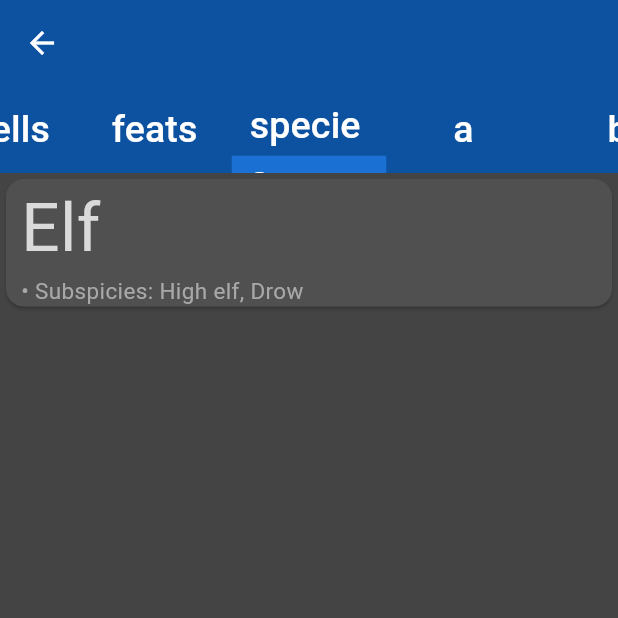
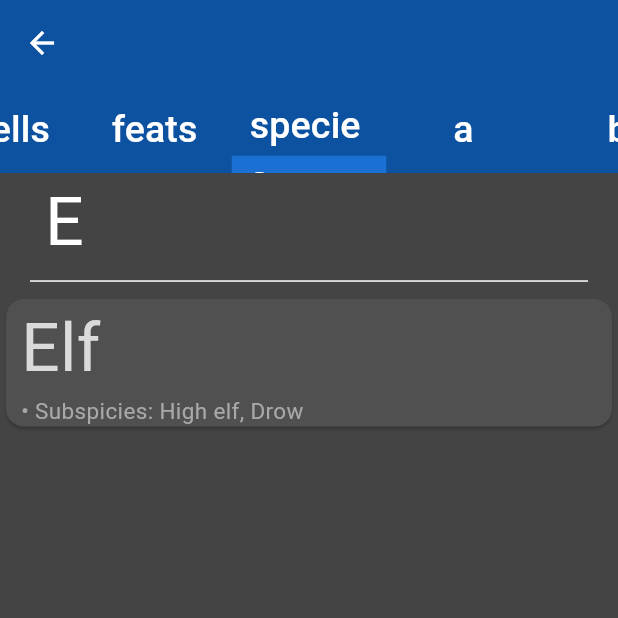
Before and after one commit to dominikk-lovric/DnD-app, a Flutter app: the WikiPage screen opened directly, swiped to page 4, on a phone screen of 412 x 824 dp, the top half of it. Run offline on Flutter 3.47's test engine with Material 3 defaults, Android fonts, the phone set to English and light mode, and no system bars; our stand-ins replace shared_preferences; accounts and stored records are empty.

Commit message:
Commit #14: 	Add map service 	Fix sorting in wiki page 	Add table for spellcasting

```diff
--- a/assets/json/classes/barbarian.json
+++ b/assets/json/classes/barbarian.json
@@ -7,9 +7,9 @@
 	},
 	"hitDie": "d12",
 	"savingThrows": ["Str", "Con"],
-	"casterLevel":  0,
-	"spellcastingAbility": "Int",
 	"spells": {
+		"casterLevel":  0,
+		"spellcastingAbility": "Int"
 	},
 	"attacksPerLevel": [1, 1, 1, 1, 2, 2, 2, 2, 2, 2, 2, 2, 2, 2, 2, 2, 2, 2, 2, 2],
 	"proficiencies": [
--- a/assets/json/classes/bard.json
+++ b/assets/json/classes/bard.json
@@ -7,9 +7,9 @@
 	},
 	"hitDie": "d8",
 	"savingThrows": ["Dex", "Cha"],
-	"casterLevel":  0,
-	"spellcastingAbility": "Cha",
 	"spells": {
+		"casterLevel":  1,
+		"spellcastingAbility": "Cha",
 		"Cantrips": [2, 2, 2, 3, 3, 3, 3, 3, 3, 4, 4, 4, 4, 4, 4, 4, 4, 4, 4, 4],
 		"Prepared Spells": [4, 5, 6, 7, 9, 10, 11, 12, 14, 15, 16, 16, 17, 17, 18, 18, 19, 20, 21, 22],
 		"1st": [2, 3, 4, 4, 4, 4, 4, 4, 4, 4, 4, 4, 4, 4, 4, 4, 4, 4, 4, 4],
--- a/assets/json/classes/cleric.json
+++ b/assets/json/classes/cleric.json
@@ -7,9 +7,10 @@
 	},
 	"hitDie": "d8",
 	"savingThrows": ["Wis", "Cha"],
-	"casterLevel":  0,
-	"spellcastingAbility": "Wis",
+
 	"spells": {
+		"casterLevel":  1,
+		"spellcastingAbility": "Wis",
 		"Cantrips": [3, 3, 3, 4, 4, 4, 4, 4, 4, 5, 5, 5, 5, 5, 5, 5, 5, 5, 5, 5],
 		"Prepared Spells": [4, 5, 6, 7, 9, 10, 11, 12, 14, 15, 16, 16, 17, 17, 18, 18, 19, 20, 21, 22],
 		"1st": [2, 3, 4, 4, 4, 4, 4, 4, 4, 4, 4, 4, 4, 4, 4, 4, 4, 4, 4, 4],
--- a/assets/json/classes/druid.json
+++ b/assets/json/classes/druid.json
@@ -7,9 +7,9 @@
 	},
 	"hitDie": "d8",
 	"savingThrows": ["Int", "Wis"],
-	"casterLevel":  0,
-	"spellcastingAbility": "Wis",
 	"spells": {
+		"casterLevel":  1,
+		"spellcastingAbility": "Wis",
 		"Cantrips": [2, 2, 2, 3, 3, 3, 3, 3, 3, 4, 4, 4, 4, 4, 4, 4, 4, 4, 4, 4],
 		"Prepared Spells": [4, 5, 6, 7, 9, 10, 11, 12, 14, 15, 16, 16, 17, 17, 18, 18, 19, 20, 21, 22],
 		"1st": [2, 3, 4, 4, 4, 4, 4, 4, 4, 4, 4, 4, 4, 4, 4, 4, 4, 4, 4, 4],
--- a/assets/json/classes/fighter.json
+++ b/assets/json/classes/fighter.json
@@ -7,9 +7,9 @@
 	},
 	"hitDie": "d10",
 	"savingThrows": ["Str", "Con"],
-	"casterLevel":  0,
-	"spellcastingAbility": "Int",
 	"spells": {
+		"casterLevel":  0,
+		"spellcastingAbility": "Int"
 	},
 	"attacksPerLevel": [1, 1, 1, 1, 2, 2, 2, 2, 2, 2, 3, 3, 3, 3, 3, 3, 3, 3, 3, 4],
 	"proficiencies": [
--- a/assets/json/classes/monk.json
+++ b/assets/json/classes/monk.json
@@ -7,9 +7,9 @@
 	},
 	"hitDie": "d8",
 	"savingThrows": ["Str", "Dex"],
-	"casterLevel":  0,
-	"spellcastingAbility": "Int",
 	"spells": {
+		"casterLevel":  0,
+		"spellcastingAbility": "Int"
 	},
 	"attacksPerLevel": [1, 1, 1, 1, 2, 2, 2, 2, 2, 2, 2, 2, 2, 2, 2, 2, 2, 2, 2, 2],
 	"proficiencies": [
--- a/assets/json/classes/paladin.json
+++ b/assets/json/classes/paladin.json
@@ -7,9 +7,9 @@
 	},
 	"hitDie": "d10",
 	"savingThrows": ["Wis", "Cha"],
-	"casterLevel":  0,
-	"spellcastingAbility": "Cha",
 	"spells": {
+		"casterLevel":  0.5,
+		"spellcastingAbility": "Cha",
 		"Prepared Spells": [2, 3, 4, 5, 6, 6, 7, 7, 9, 9, 10, 10, 11, 11, 12, 12, 14, 14, 15, 15],
 		"1st": [2, 2, 3, 3, 4, 4, 4, 4, 4, 4, 4, 4, 4, 4, 4, 4, 4, 4, 4, 4],
 		"2nd": [0, 0, 0, 0, 2, 2, 3, 3, 3, 3, 3, 3, 3, 3, 3, 3, 3, 3, 3, 3],
--- a/assets/json/classes/ranger.json
+++ b/assets/json/classes/ranger.json
@@ -7,9 +7,9 @@
 	},
 	"hitDie": "d10",
 	"savingThrows": ["Str", "Dex"],
-	"casterLevel":  0,
-	"spellcastingAbility": "Wis",
 	"spells": {
+		"casterLevel":  0.5,
+		"spellcastingAbility": "Wis",
 		"Prepared Spells": [2, 3, 4, 5, 6, 6, 7, 7, 9, 9, 10, 10, 11, 11, 12, 12, 14, 14, 15, 15],
 		"1st": [2, 2, 3, 3, 4, 4, 4, 4, 4, 4, 4, 4, 4, 4, 4, 4, 4, 4, 4, 4],
 		"2nd": [0, 0, 0, 0, 2, 2, 3, 3, 3, 3, 3, 3, 3, 3, 3, 3, 3, 3, 3, 3],
--- a/assets/json/classes/rogue.json
+++ b/assets/json/classes/rogue.json
@@ -7,9 +7,9 @@
 	},
 	"hitDie": "d8",
 	"savingThrows": ["Dex", "Int"],
-	"casterLevel":  0,
-	"spellcastingAbility": "Int",
 	"spells": {
+		"casterLevel":  0,
+		"spellcastingAbility": "Int"
 	},
 	"attacksPerLevel": [1, 1, 1, 1, 1, 1, 1, 1, 1, 1, 1, 1, 1, 1, 1, 1, 1, 1, 1, 1],
 	"proficiencies": [
--- a/assets/json/classes/warlock.json
+++ b/assets/json/classes/warlock.json
@@ -7,9 +7,9 @@
 	},
 	"hitDie": "d8",
 	"savingThrows": ["Wis", "Cha"],
-	"casterLevel":  0,
-	"spellcastingAbility": "Int",
 	"spells": {
+		"casterLevel":  1,
+		"spellcastingAbility": "Cha",
 		"Cantrips": [2, 3, 4, 5, 6, 7, 8, 9, 10, 10, 11, 11, 12, 12, 13, 13, 14, 14, 15, 15],
 		"Prepared Spells": [1, 2, 2, 2, 2, 2, 2, 2, 2, 2, 3, 3, 3, 3, 3, 3, 4, 4, 4, 4],
 		"Spell Slots": [1, 1, 2, 2, 3, 3, 4, 4, 5, 5, 5, 5, 5, 5, 5, 5, 5, 5, 5, 5]
--- a/assets/json/classes/wizard.json
+++ b/assets/json/classes/wizard.json
@@ -7,9 +7,9 @@
 	},
 	"hitDie": "d6",
 	"savingThrows": ["Int", "Wis"],
-	"casterLevel":  0,
-	"spellcastingAbility": "Int",
 	"spells": {
+		"casterLevel":  1,
+		"spellcastingAbility": "Int",
 		"Cantrips": [3, 3, 3, 4, 4, 4, 4, 4, 4, 5, 5, 5, 5, 5, 5, 5, 5, 5, 5, 5],
 		"Prepared Spells": [4, 5, 6, 7, 9, 10, 11, 12, 14, 15, 16, 16, 17, 18, 19, 21, 22, 23, 24, 25],
 		"1st": [2, 3, 4, 4, 4, 4, 4, 4, 4, 4, 4, 4, 4, 4, 4, 4, 4, 4, 4, 4],
--- a/lib/main.dart
+++ b/lib/main.dart
@@ -50,6 +50,7 @@ class _MyApp extends State<MyApp>{
       await SettingsService.setSetting("featureDisplayStyle", "popUp");
       await SettingsService.setSetting("archetypeDisplayStyle", "sheet");
       await SettingsService.setSetting("sectionDescriptionType", "expand");
+      await SettingsService.setSetting("sort", "alphabetical");
       await SettingsService.setSetting("headerHeight",height * 0.14);
       await SettingsService.setSetting("listItemHeight",height * 0.10);
 
--- a/lib/screens/home_page.dart
+++ b/lib/screens/home_page.dart
@@ -43,7 +43,7 @@ class HomePage extends StatelessWidget {
                     foregroundColor: ColorService.getColor(4),
                     backgroundColor: ColorService.getColor(0),
                   ),
-                  onPressed: (){Navigator.push(context,MaterialPageRoute<void>(builder: (context) =>  WikiPage(4),),);},
+                  onPressed: (){Navigator.push(context,MaterialPageRoute<void>(builder: (context) =>  WikiPage(4,"name"),),);},
                   child: Text('Wiki',style: TextStyleService.getTextStyle(2, 4)),),
               ],
             )
--- a/lib/screens/item_page.dart
+++ b/lib/screens/item_page.dart
@@ -35,7 +35,6 @@ import 'package:dnd_app/widgets/class_info_widget.dart';
 
     Future<void> loadOptions(String path) async {
       items=await JsonService.loadFromPath(path);
-      print(items);
       setState(() {
         type=items["catId"];
         name=items["name"];
--- a/lib/screens/wiki_page.dart
+++ b/lib/screens/wiki_page.dart
@@ -1,4 +1,6 @@
-  import 'package:flutter/material.dart';
+  import 'package:dnd_app/services/map_service.dart';
+import 'package:dnd_app/services/text_style_service.dart';
+import 'package:flutter/material.dart';
 
   import 'package:dnd_app/services/json_service.dart';
   import 'package:dnd_app/services/settings_service.dart';
@@ -7,10 +9,12 @@
   import 'package:dnd_app/widgets/item_widget.dart';
   import 'package:dnd_app/widgets/category_selector_widget.dart';
 
+
   class WikiPage extends StatefulWidget{
-    const WikiPage(this.categoryNum, {super.key});
+    const WikiPage(this.categoryNum, this.sortKey,{super.key});
 
     final int categoryNum;
+    final String sortKey;
 
     @override
     State<WikiPage> createState() => _WikiState();
@@ -35,7 +39,7 @@
     @override
     void initState() {
       super.initState();
-      loadOptions(categories[0]);
+      loadOptions(categories[0], widget.sortKey);
     }
 
     @override
@@ -44,17 +48,14 @@
       super.dispose();
     }
 
-    Future<void> loadOptions(String file) async {
+    Future<void> loadOptions(String file, String sortKey) async {
       final json = JsonService(file);
       Map<String, dynamic> items = await json.loadData();
 
       final keys = items.keys.toList()..sort();
 
-      Map<String, dynamic> sorted={};
 
-      for (final key in keys) {
-      sorted[key] = items[key];
-      }
+      Map<String, dynamic> sorted=MapService.sortMap("sort",items, sortKey);
 
       setState(() {
         data=sorted;
@@ -108,7 +109,7 @@
               itemCount: categories.length,
 
               onPageChanged: (index) {
-                loadOptions(categories[index]);
+                loadOptions(categories[index], widget.sortKey);
                 categoryKey.currentState?.focusCategory(categories[index]);
               },
 
@@ -127,10 +128,40 @@
                 return ListView.builder(
                   itemCount: items.length,
                   itemBuilder: (context, itemIndex) {
-                    return ItemWidget(
-                      items[itemIndex],
-                      data[items[itemIndex]],
-                      category,
+                    String name=data[items[itemIndex]][widget.sortKey];
+                    final firstLetter= name[0].toUpperCase();
+
+                    final showSeparator = itemIndex==0||firstLetter!=data[items[itemIndex-1]][widget.sortKey][0].toUpperCase();
+
+                    return Column(
+                      mainAxisSize: MainAxisSize.min,
+                      crossAxisAlignment: CrossAxisAlignment.start,
+                      children: [
+                        if(showSeparator)
+                          Column(
+                            mainAxisAlignment: MainAxisAlignment.start,
+                            crossAxisAlignment: CrossAxisAlignment.start,
+                            children: [
+                              Padding(
+                                padding: EdgeInsetsGeometry.directional(start: 30),
+                                child: Text(
+                                  firstLetter,
+                                  style: TextStyleService.getTextStyle(1, 4),
+                                ),
+                              ),
+                              Divider(
+                                indent: 20,
+                                endIndent: 20,
+                                color: ColorService.getColor(4),
+                              )
+                            ],
+                          ),
+                        ItemWidget(
+                          items[itemIndex],
+                          data[items[itemIndex]],
+                          category,
+                        )
+                      ],
                     );
                   },
                 );
--- /dev/null
+++ b/lib/services/map_service.dart
@@ -0,0 +1,29 @@
+import 'package:dnd_app/services/settings_service.dart';
+import 'package:flutter/services.dart';
+
+class MapService {
+
+  static Map<String, dynamic> sortMap(String sortType, Map<String, dynamic> info, [String key=""]){
+    String setting=SettingsService.getSetting(sortType);
+    Map<String,dynamic> sorted={};
+    if(setting.toLowerCase()=="alphabetical"){
+      if(key==""){
+        final keys = info.keys.toList()..sort();
+        for (final k in keys){
+          sorted[k]=info[k];
+        }
+      }else{
+        Map<String,dynamic> tmp={};
+        final keys = info.keys.toList();
+        for (final k in keys){
+          tmp[info[k][key]]=k;
+        }
+        final sortedKeys=tmp.keys.toList()..sort();
+        for (final k in sortedKeys){
+          sorted[tmp[k]]=info[tmp[k]];
+        }
+      }
+    }
+    return sorted;
+  }
+}
--- a/lib/widgets/item_widget.dart
+++ b/lib/widgets/item_widget.dart
@@ -39,7 +39,6 @@ class ItemWidget extends StatelessWidget{
 
     return GestureDetector(
       onTap: () => {
-        print(classData),
         Navigator.of(context).push(
           MaterialPageRoute(builder: (BuildContext context)=>ItemPage(classData["json"],id))
         ),
```
Also changed, not shown: assets/json/classes/sorcerer.json (+16 -3 lines), lib/widgets/class_info_widget.dart (+20 -2 lines), lib/widgets/table_widget.dart (+8 -7 lines).
